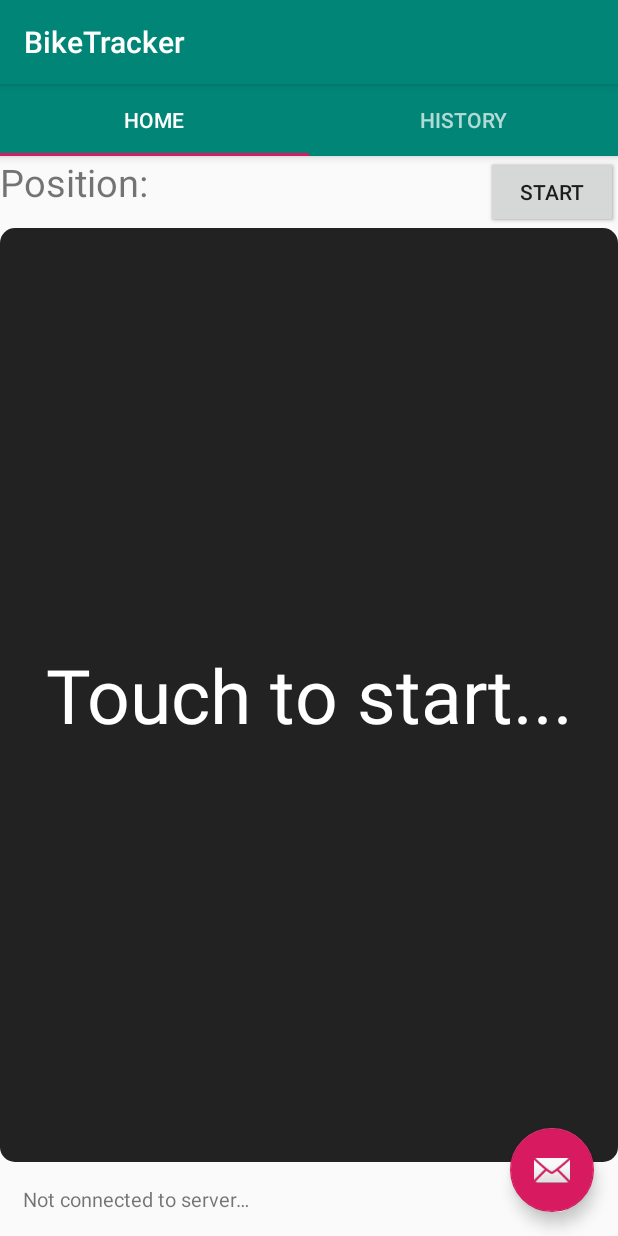
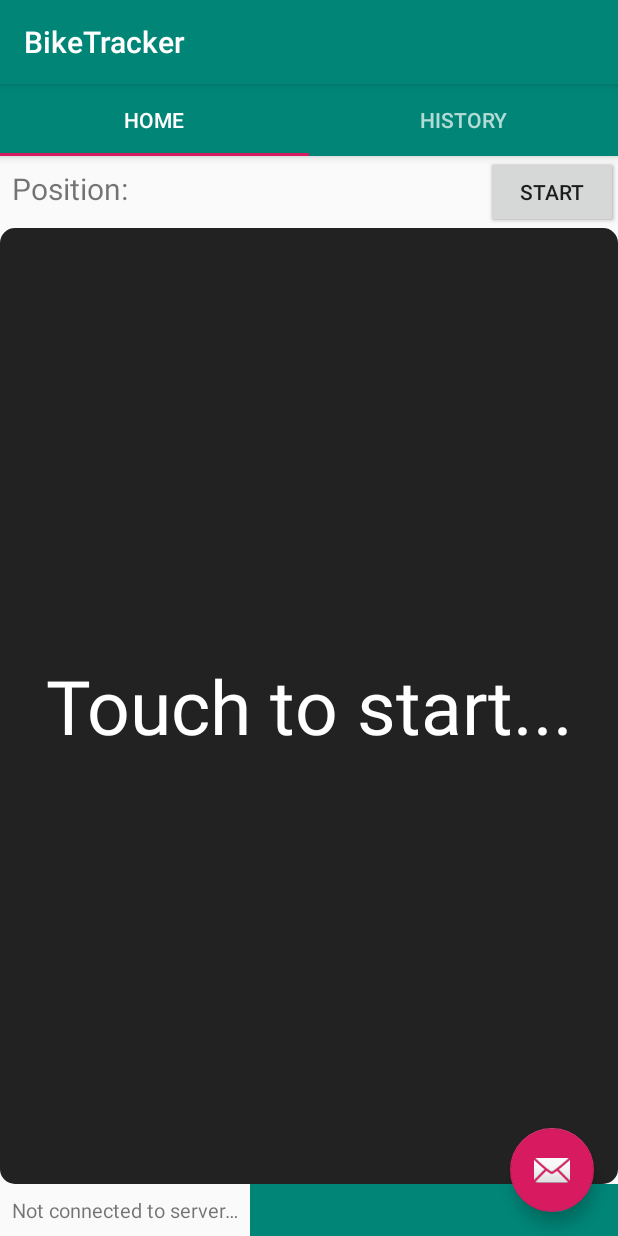
Before and after one commit to KMint1819/BikeTracker, an Android app: the screen it shows after launch (WorkSpace), after a tap on "CONFIGURE", on a phone screen of 412 x 824 dp. Run offline under Robolectric (Android 15) with nearby library versions, the phone set to English and light mode, and no system bars; 1 statement that could not run was skipped.

Commit message:
Feature(BikeTracker): Will notify user with different color:

```diff
--- a/BikeTracker/app/src/main/java/com/example/biketracker/HomeFragment.java
+++ b/BikeTracker/app/src/main/java/com/example/biketracker/HomeFragment.java
@@ -1,6 +1,8 @@
 package com.example.biketracker;
 
 import android.annotation.SuppressLint;
+import android.content.Context;
+import android.graphics.Color;
 import android.os.Bundle;
 import android.text.method.ScrollingMovementMethod;
 import android.util.Log;
@@ -11,16 +13,13 @@ import android.widget.Button;
 import android.widget.ImageView;
 import android.widget.TextView;
 
+import androidx.annotation.NonNull;
 import androidx.annotation.Nullable;
+import androidx.core.content.ContextCompat;
 import androidx.fragment.app.Fragment;
 
-import com.google.android.gms.maps.CameraUpdateFactory;
-import com.google.android.gms.maps.GoogleMap;
-import com.google.android.gms.maps.OnMapReadyCallback;
 import com.google.android.gms.maps.SupportMapFragment;
 import com.google.android.gms.maps.model.LatLng;
-import com.google.android.gms.maps.model.Marker;
-import com.google.android.gms.maps.model.MarkerOptions;
 import com.google.gson.Gson;
 import com.google.gson.JsonObject;
 
@@ -31,7 +30,6 @@ import java.io.InputStreamReader;
 import java.io.OutputStreamWriter;
 import java.net.Socket;
 import java.nio.charset.StandardCharsets;
-import java.util.ArrayList;
 import java.util.Objects;
 
 public class HomeFragment extends Fragment {
@@ -39,6 +37,7 @@ public class HomeFragment extends Fragment {
     private TextView textPosition = null;
     private TextView statusBar = null;
     private TextView img_mapCover = null;
+    private TextView statusColor = null;
     private Button btnStart = null;
     private SupportMapFragment mapFragment = null;
     //
@@ -52,7 +51,7 @@ public class HomeFragment extends Fragment {
     private Map map = null;
     private boolean bikeMoved = false;
     private LatLng firstMoved = null;
-
+    private Context mContext = null;
     HomeFragment(String ip, int port) {
         this.ip = ip;
         this.port = port;
@@ -72,6 +71,7 @@ public class HomeFragment extends Fragment {
         View view = inflater.inflate(R.layout.fragment_home, container, false);
         textPosition = view.findViewById(R.id.txt_position);
         statusBar = view.findViewById(R.id.server_status_bar);
+        statusColor = view.findViewById(R.id.status_color);
         Button btnClear = view.findViewById(R.id.btn_clear);
         btnClear.setOnClickListener(clearListener);
         btnStart = view.findViewById(R.id.btn_start);
@@ -88,6 +88,12 @@ public class HomeFragment extends Fragment {
         return view;
     }
 
+    @Override
+    public void onAttach(@NonNull Context context) {
+        super.onAttach(context);
+        mContext = context;
+    }
+
     private View.OnClickListener startListener = new View.OnClickListener() {
         @Override
         public void onClick(View v) {
@@ -97,6 +103,7 @@ public class HomeFragment extends Fragment {
                 btnStart.setText(R.string.btn_start);
                 textPosition.setText("");
                 statusBar.setText(R.string.server_not_ready);
+                statusColor.setBackgroundColor(Color.GREEN);
                 map.clear();
                 img_mapCover.setVisibility(View.VISIBLE);
                 funcThread.interrupt();
@@ -207,12 +214,14 @@ public class HomeFragment extends Fragment {
             map.newMarker(latlng);
             if (bikeMoved) {
                 if(firstMoved != null) {
+                    // Moved first
+                    statusColor.setBackgroundColor(Color.RED);
+                    statusBar.setText("Moved!!!");
                     map.addTrack(firstMoved, latlng);
                     firstMoved = null;
                 }
                 else {
                     map.addTrack(latlng);
-                    statusBar.setText("Moved!!!");
                 }
 
             }
--- a/BikeTracker/app/src/main/java/com/example/biketracker/Map.java
+++ b/BikeTracker/app/src/main/java/com/example/biketracker/Map.java
@@ -8,11 +8,8 @@ import com.google.android.gms.maps.OnMapReadyCallback;
 import com.google.android.gms.maps.model.LatLng;
 import com.google.android.gms.maps.model.Marker;
 import com.google.android.gms.maps.model.MarkerOptions;
-import com.google.android.gms.maps.model.PolygonOptions;
-import com.google.android.gms.maps.model.Polyline;
 import com.google.android.gms.maps.model.PolylineOptions;
 
-import java.util.ArrayList;
 import java.util.Stack;
 
 public class Map implements OnMapReadyCallback {
--- a/BikeTracker/app/src/main/res/layout/fragment_home.xml
+++ b/BikeTracker/app/src/main/res/layout/fragment_home.xml
@@ -7,6 +7,7 @@
         android:id="@+id/_position"
         android:layout_width="wrap_content"
         android:layout_height="wrap_content"
+        android:padding="@dimen/home_padding"
         android:text="@string/position"
         android:textSize="@dimen/home_textSize" />
 
@@ -41,11 +42,11 @@
         android:layout_above="@id/server_status_bar"
         android:layout_below="@id/txt_position"
         android:background="@drawable/map_cover"
+        android:gravity="center"
+        android:text="@string/txt_mapCover"
+        android:textAlignment="center"
         android:textColor="@color/colorMapCoverText"
-        android:textSize="@dimen/home_mapCoverTextSize"
-        android:textAlignment="center"
-        android:gravity="center"
-        android:text="@string/txt_mapCover" />
+        android:textSize="@dimen/home_mapCoverTextSize" />
 
 
     <TextView
@@ -57,6 +58,14 @@
         android:text="@string/server_not_ready"
         android:textSize="13sp" />
 
+    <TextView
+        android:id="@+id/status_color"
+        android:layout_width="match_parent"
+        android:layout_height="match_parent"
+        android:layout_below="@id/map"
+        android:layout_alignParentBottom="true"
+        android:layout_toEndOf="@id/server_status_bar"
+        android:background="@color/colorPrimary" />
 
     <Button
         android:id="@+id/btn_start"
--- a/BikeTracker/app/src/main/res/values/dimens.xml
+++ b/BikeTracker/app/src/main/res/values/dimens.xml
@@ -11,8 +11,8 @@
     <dimen name="main_text_size">20sp</dimen>
     <dimen name="main_padding">20sp</dimen>
 <!--    home-->
-    <dimen name="home_padding">15sp</dimen>
-    <dimen name="home_textSize">25sp</dimen>
+    <dimen name="home_padding">8sp</dimen>
+    <dimen name="home_textSize">20sp</dimen>
     <dimen name="home_textSize_position">15sp</dimen>
     <dimen name="home_mapCoverTextSize">50sp</dimen>
 </resources>
```
Also changed, not shown: 1 other file.
